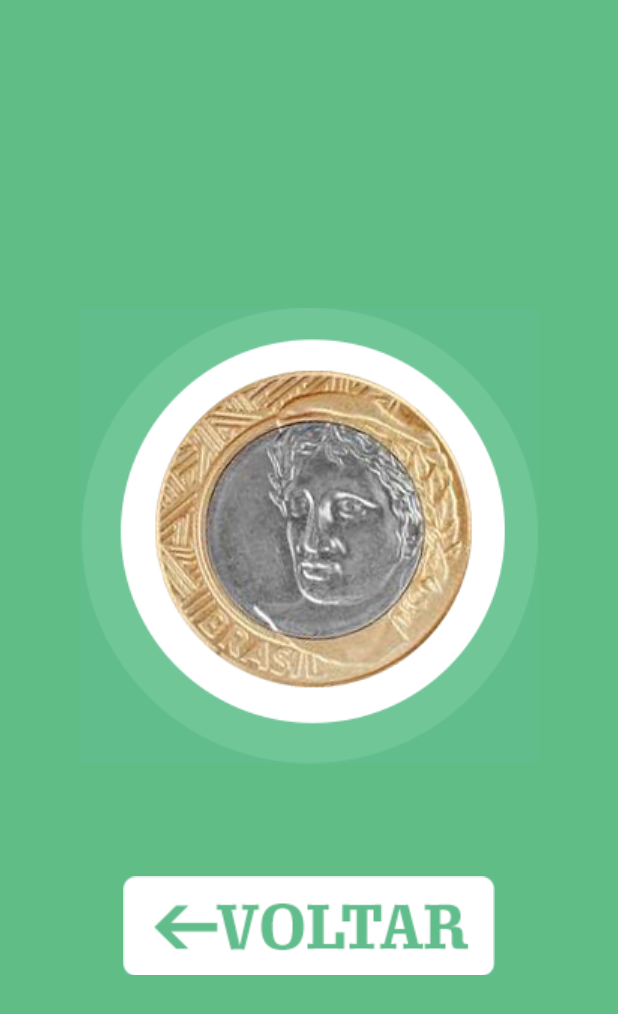
After one commit to romeuporto/CaraCoroa, a Flutter app: the Resultado screen opened directly, on a phone screen of 412 x 824 dp. The commit adds this screen. Shown: the top 1014 px of the screen. Run offline on Flutter 3.47's test engine with Material 2 defaults, Android fonts, the phone set to English and light mode, and no system bars.

Commit message:
Tela de Resultado

```diff
--- /dev/null
+++ b/cara_coroa/lib/Resultado.dart
@@ -0,0 +1,32 @@
+import 'package:flutter/material.dart';
+
+class Resultado extends StatefulWidget {
+  @override
+  _ResultadoState createState() => _ResultadoState();
+}
+
+class _ResultadoState extends State<Resultado> {
+  @override
+  Widget build(BuildContext context) {
+    return Scaffold(
+      backgroundColor: Color(0xff61bd86),
+      body: Container(
+        child: Column(
+          mainAxisAlignment: MainAxisAlignment.center,
+          crossAxisAlignment: CrossAxisAlignment.stretch,
+          children: <Widget>[
+            Image.asset("images/moeda_cara.png"),
+            GestureDetector(
+              onTap: (){
+                Navigator.pop(context);
+              },
+              child: Image.asset("images/botao_voltar.png"),
+            )
+          ],
+        ),
+
+      ),
+
+    );
+  }
+}
```
Also changed, not shown: cara_coroa/lib/TelaInicial.dart (+9 -1 lines).
